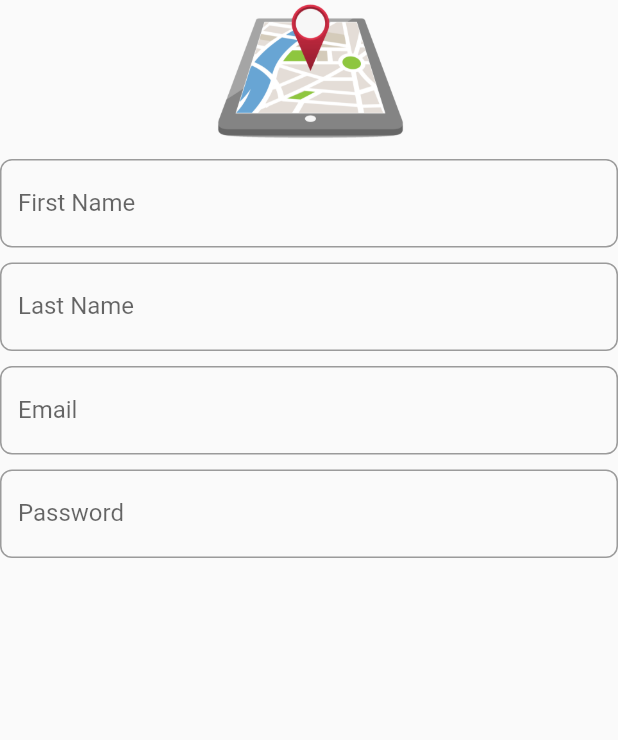
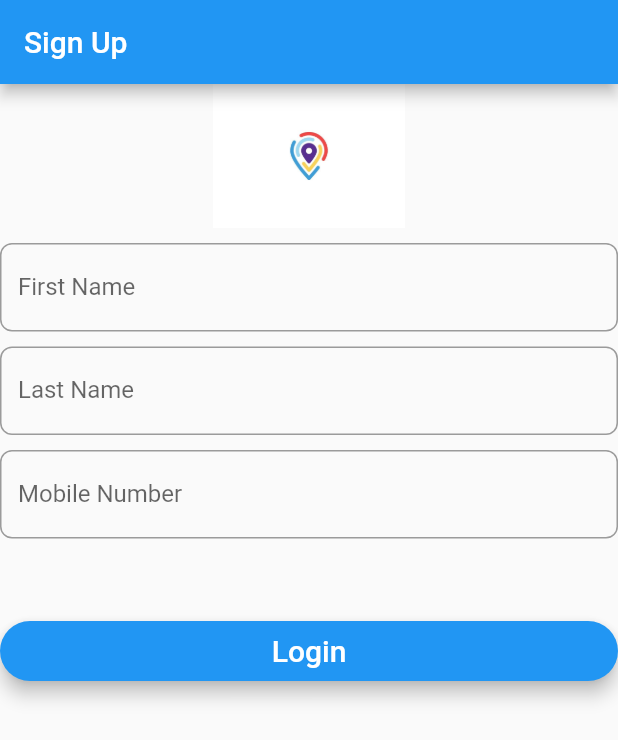
Before and after one commit to prasant10050/FriendTracker, a Flutter app: the SignUp screen opened directly, on a phone screen of 412 x 824 dp. Shown: the top 740 px of the screen. Run offline on Flutter 3.47's test engine with Material 2 defaults, Android fonts, the phone set to English and light mode, and no system bars; our stand-ins replace connectivity, firebase_auth, google_maps_flutter, location; accounts and stored records are empty.

Commit message:
fix signup

```diff
--- a/lib/main.dart
+++ b/lib/main.dart
@@ -58,7 +58,7 @@ class _MyHomePageState extends State<MyHomePage> {
     SystemChrome.setEnabledSystemUIOverlays([]);
     return Scaffold(
       body: Center(
-        child: (isOffline)? new ConnectionError() : new AuthInheritedWidget(auth:new Auth(),child:new SplashScreen(auth: new Auth(),)),
+        child: (isOffline)? new ConnectionError() : new SplashScreen(auth: new Auth(),),
       ),
     );
   }
--- a/lib/views/signInUp/sign_up.dart
+++ b/lib/views/signInUp/sign_up.dart
@@ -1,63 +1,31 @@
 import 'package:flutter/material.dart';
 import 'package:firebase_auth/firebase_auth.dart';
+import 'package:flutter/services.dart';
 import 'package:friend_tracker/services/authentication.dart';
 
 class SignUp extends StatefulWidget {
-
   final BaseAuth auth;
   final VoidCallback onSignedUp;
+
   @override
   _SignUpState createState() => _SignUpState();
 
   SignUp({this.auth, this.onSignedUp});
 }
 
+enum FormMode { LOGIN, SIGNUP }
+
 class _SignUpState extends State<SignUp> {
   static final scaffoldKey = new GlobalKey<ScaffoldState>();
   static final formKey = new GlobalKey<FormState>();
-  static String _email,_password,_firstName,_lastName;
+  static String _firstName, _lastName, _phoneNUmber;
 
+  FormMode _formMode = FormMode.LOGIN;
+  bool _isIos;
+  bool _isLoading;
+  String _errorMessage;
 
-
-  static var emailAddress=TextFormField(
-    keyboardType: TextInputType.emailAddress,
-    autofocus: false,
-    maxLines: 1,
-    decoration: InputDecoration(
-      hintText: "Enter a email address",
-      labelText: "Email",
-      border: OutlineInputBorder(borderRadius: BorderRadius.circular(8.0)),
-    ),
-    validator: (value)=>isValidEmail(value) ? null : 'Please enter a valid email address',
-    onSaved: (input)=>_email=input,
-  );
-
-  static bool isValidEmail(String input) {
-    final RegExp regex = new RegExp(r"^[a-zA-Z0-9.!#$%&'*+/=?^_`{|}~-]+@[a-zA-Z0-9](?:[a-zA-Z0-9-]{0,253}[a-zA-Z0-9])?(?:\.[a-zA-Z0-9](?:[a-zA-Z0-9-]{0,253}[a-zA-Z0-9])?)*$");
-    return regex.hasMatch(input);
-  }
-
-  static var password=TextFormField(
-    keyboardType: TextInputType.emailAddress,
-    autofocus: false,
-    obscureText: true,
-    maxLines: 1,
-    decoration: InputDecoration(
-      hintText: "Enter assword",
-      labelText: "Password",
-      border: OutlineInputBorder(borderRadius: BorderRadius.circular(8.0)),
-    ),
-    validator: (input)=>isValidPassword(input)?null:"Password lenght mus be 6 or more",
-    onSaved: (input)=>_password=input,
-  );
-
-  static bool isValidPassword(String input){
-    if(input.length<6 || input.trim().isEmpty)
-      return false;
-    return true;
-  }
-
-  static var firstName=TextFormField(
+  static var firstName = TextFormField(
     keyboardType: TextInputType.text,
     autofocus: false,
     maxLines: 1,
@@ -66,17 +34,18 @@ class _SignUpState extends State<SignUp> {
       labelText: "First Name",
       border: OutlineInputBorder(borderRadius: BorderRadius.circular(8.0)),
     ),
-    validator: (input)=>isValidPassword(input)?null:"First name is required",
-    onSaved: (input)=>_firstName=input,
+    inputFormatters: [new LengthLimitingTextInputFormatter(15)],
+    validator: (input) =>
+        isValidFirstName(input) ? null : "First name is required",
+    onSaved: (input) => _firstName = input,
   );
 
-  static bool isValidFirstName(String input){
-    if(input.trim().isEmpty)
-      return false;
+  static bool isValidFirstName(String input) {
+    if (input.trim().isEmpty) return false;
     return true;
   }
 
-  static var lastName=TextFormField(
+  static var lastName = TextFormField(
     keyboardType: TextInputType.text,
     autofocus: false,
     maxLines: 1,
@@ -85,48 +54,168 @@ class _SignUpState extends State<SignUp> {
       labelText: "Last Name",
       border: OutlineInputBorder(borderRadius: BorderRadius.circular(8.0)),
     ),
-    validator: (input)=>isValidPassword(input)?null:"Last name is required",
-    onSaved: (input)=>_lastName=input,
+    inputFormatters: [new LengthLimitingTextInputFormatter(15)],
+    validator: (input) =>
+        isValidLasName(input) ? null : "Last name is required",
+    onSaved: (input) => _lastName = input,
   );
 
-  static bool isValidLasName(String input){
-    if(input.trim().isEmpty)
-      return false;
+  static bool isValidLasName(String input) {
+    if (input.trim().isEmpty) return false;
     return true;
   }
 
-  static var logo=Hero(
+  var phoneNumber = TextFormField(
+    keyboardType: TextInputType.phone,
+    autofocus: false,
+    maxLines: 1,
+    decoration: InputDecoration(
+      hintText: "Enter mobile number",
+      labelText: "Mobile Number",
+      border: OutlineInputBorder(borderRadius: BorderRadius.circular(8.0)),
+    ),
+    inputFormatters: [
+      new WhitelistingTextInputFormatter(
+          new RegExp(r'^[()\d -]{1,15}$')),
+    ],
+    validator: (input) =>
+        isValidPhoneNumber(input) ? null : "Phone number must be entered as (###)###-####",
+    onSaved: (input) => _phoneNUmber = input,
+  );
+
+  static bool isValidPhoneNumber(String input) {
+    final RegExp regex = new RegExp(r'^\(\d\d\d\)\d\d\d\-\d\d\d\d$');
+    return regex.hasMatch(input);
+  }
+
+  @override
+  Widget build(BuildContext context) {
+
+    bool _validateAndSave() {
+      final form = formKey.currentState;
+      if (form.validate()) {
+        form.save();
+        return true;
+      }
+      return false;
+    }
+
+    void showMessage(String message, [MaterialColor color = Colors.red]) {
+      scaffoldKey.currentState
+          .showSnackBar(new SnackBar(backgroundColor: color, content: new Text(message)));
+    }
+
+    _validateAndSubmit() async {
+      setState(() {
+        _errorMessage = "";
+        _isLoading = true;
+      });
+      if (_validateAndSave()) {
+        String userId = "";
+        try {
+          if (_formMode == FormMode.LOGIN) {
+            /*userId = await widget.auth.signIn(_email, _password);
+            print('Signed in: $userId');*/
+          }
+          if (_formMode == FormMode.SIGNUP) {
+            /*userId = await widget.auth.signUp(_email, _password);
+            print('Signed up user: $userId');
+            Navigator.pushReplacement(
+              context,
+              MaterialPageRoute(
+                builder: (BuildContext context) => new SignUp(
+                      auth: widget.auth,
+                    ),
+              ),
+            );*/
+          }
+          setState(() {
+            _isLoading = false;
+          });
+
+          if (userId.length > 0 && userId != null) {
+            //widget.onSignedIn();
+          }
+        } catch (e) {
+          print('Error: $e');
+          setState(() {
+            _isLoading = false;
+            if (_isIos) {
+              _errorMessage = e.details;
+            } else
+              _errorMessage = e.message;
+          });
+        }
+      }
+    }
+
+    Widget _showPrimaryButton() {
+      return new Padding(
+          padding: EdgeInsets.fromLTRB(0.0, 45.0, 0.0, 0.0),
+          child: SizedBox(
+            height: 40.0,
+            child: new RaisedButton(
+              elevation: 5.0,
+              shape: new RoundedRectangleBorder(
+                  borderRadius: new BorderRadius.circular(30.0)),
+              color: Colors.blue,
+              child: _formMode == FormMode.LOGIN
+                  ? new Text('Login',
+                      style: new TextStyle(fontSize: 20.0, color: Colors.white))
+                  : new Text('Create account',
+                      style:
+                          new TextStyle(fontSize: 20.0, color: Colors.white)),
+              onPressed: _validateAndSubmit,
+            ),
+          ));
+    }
+
+    var logo = Hero(
       tag: 'hero',
       child: CircleAvatar(
         backgroundColor: Colors.transparent,
         radius: 48.0,
-      child: Image.asset('assets/location.png'),
+        child: Image.asset(
+          'assets/location4.jpg',
+          height: MediaQuery.of(context).size.height * .5,
+          width: MediaQuery.of(context).size.width * .5,
+        ),
       ),
     );
 
-  static var form=new Form(
-    key:formKey,
-    child: Column(
-      crossAxisAlignment: CrossAxisAlignment.stretch,
-      mainAxisAlignment: MainAxisAlignment.start,
+    var form = new Form(
+      key: formKey,
+      child: ListView(
+        shrinkWrap: true,
         children: <Widget>[
           logo,
-        SizedBox(height: 10.0,),
+          SizedBox(
+            height: 10.0,
+          ),
           firstName,
-        SizedBox(height: 10.0,),
+          SizedBox(
+            height: 10.0,
+          ),
           lastName,
-        SizedBox(height: 10.0,),
-        emailAddress,
-        SizedBox(height: 10.0,),
-        password,
-        SizedBox(height: 10.0,),
+          SizedBox(
+            height: 10.0,
+          ),
+          phoneNumber,
+          SizedBox(
+            height: 10.0,
+          ),
+          _showPrimaryButton(),
         ],
       ),
     );
-  @override
-  Widget build(BuildContext context) {
-    return Container(
+
+    return Scaffold(
+      appBar: AppBar(
+        title: Text("Sign Up"),
+      ),
+      body: Container(
         child: form,
+      ),
     );
   }
 }
```
Also changed, not shown: lib/services/getLocation.dart (+7 -5 lines), lib/views/signInUp/sign_in.dart (+7 -5 lines). Lines whose indentation alone changed are shown as unchanged.
